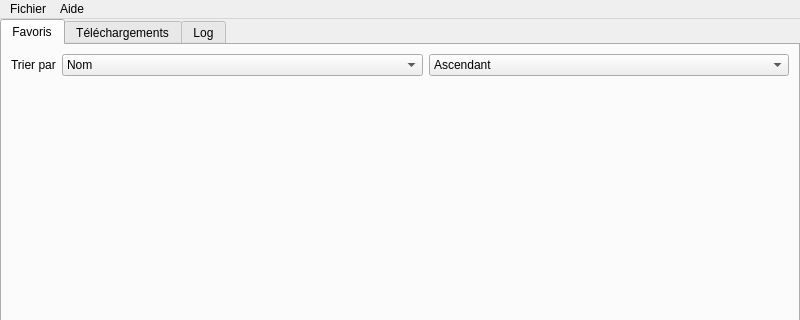
Qt form ui/mainwindow.ui (XanderMld/imgbrd-grabber) before a commit; both pictures show x 0 to 800 and y 0 to 320 of the 800 by 541 pixel window.
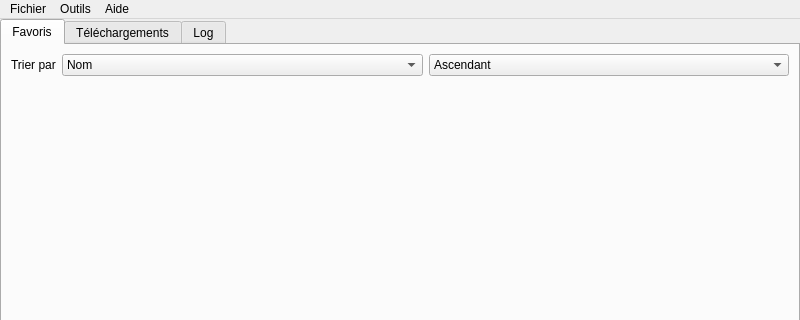
The same form after that commit. Icons and pictures are not drawn.

Commit message: * Added blacklist fixer.   * Added some style to the "+" menu under the search field.   * Added explanations about functions.

Diff of the .ui file:
```diff
--- a/ui/mainwindow.ui
+++ b/ui/mainwindow.ui
@@ -454,7 +454,16 @@
     <addaction name="actionAboutGrabber"/>
     <addaction name="actionAboutQt"/>
    </widget>
+   <widget class="QMenu" name="menuOutils">
+    <property name="title">
+     <string>Outils</string>
+    </property>
+    <addaction name="actionBlacklistFix"/>
+    <addaction name="separator"/>
+    <addaction name="actionOptions"/>
+   </widget>
    <addaction name="menuOptions"/>
+   <addaction name="menuOutils"/>
    <addaction name="menu_propos"/>
   </widget>
   <action name="actionOptions">
```
Left out of the diff: 49 changed lines with no effect on the pictures. The commit also changes 34 other files.
